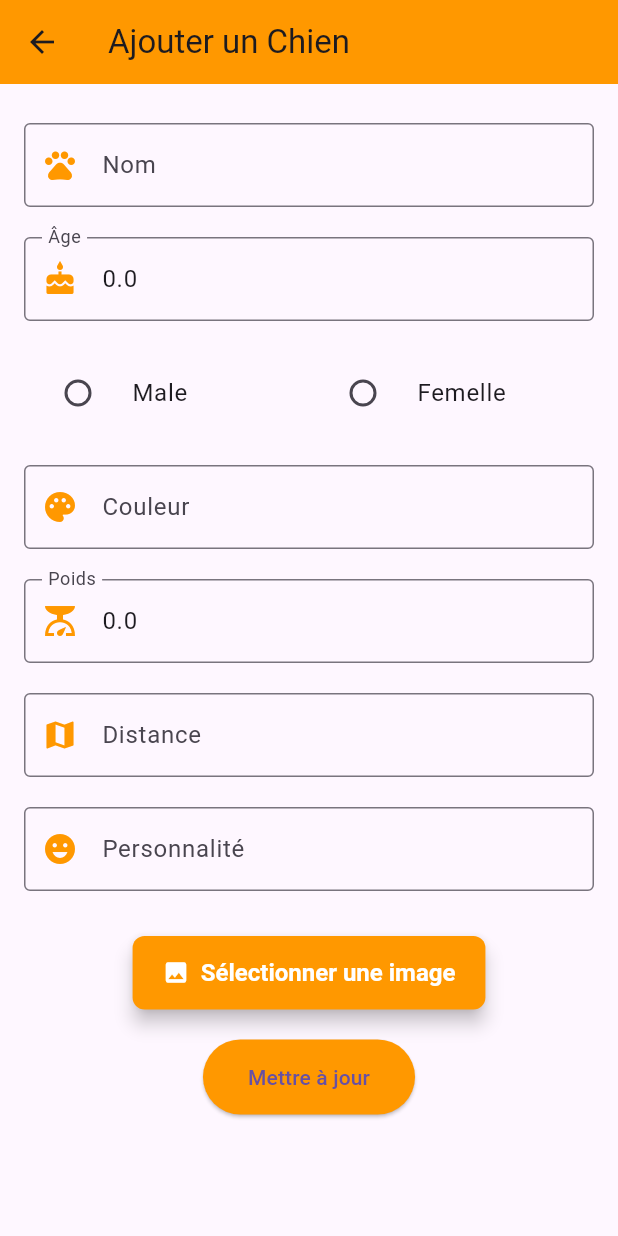
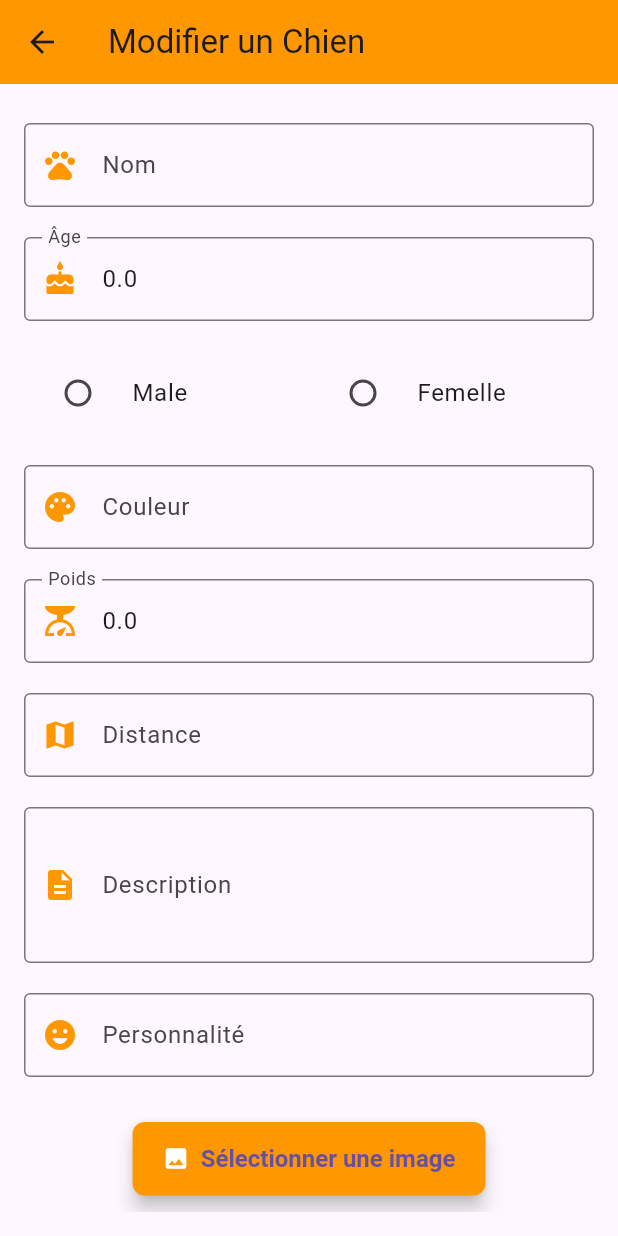
Before and after one commit to SoltaniNebras/Adopet, a Flutter app: the EditDogScreen screen opened directly with empty values, on a phone screen of 412 x 824 dp. Run offline on Flutter 3.47's test engine with Material 3 defaults, Android fonts, the phone set to English and light mode, and no system bars; our stand-ins replace go_router, google_fonts, image_picker.

Commit message:
last version

```diff
--- a/lib/AddDogScreen.dart
+++ b/lib/AddDogScreen.dart
@@ -1,5 +1,4 @@
 import 'dart:io';
-import 'dart:typed_data';
 import 'package:adopet/api_service.dart';
 import 'package:flutter/foundation.dart';
 import 'package:flutter/material.dart';
@@ -7,6 +6,8 @@ import 'package:go_router/go_router.dart';
 import 'package:image_picker/image_picker.dart';
 
 class AddDogScreen extends StatefulWidget {
+  const AddDogScreen({super.key});
+
   @override
   _AddDogScreenState createState() => _AddDogScreenState();
 }
@@ -67,7 +68,7 @@ class _AddDogScreenState extends State<AddDogScreen> {
 
         await Future.delayed(Duration(seconds: 2));
 
-        context.go('/');
+        context.go('/list');
       } catch (error) {
         ScaffoldMessenger.of(context).showSnackBar(
           SnackBar(content: Text("Échec de l'ajout du chien : $error")),
--- a/lib/EditDogScreen.dart
+++ b/lib/EditDogScreen.dart
@@ -9,7 +9,7 @@ import 'package:flutter/foundation.dart';
 class EditDogScreen extends StatefulWidget {
   final Dog? dog;
 
-  EditDogScreen({required this.dog});
+  const EditDogScreen({super.key, required this.dog});
 
   @override
   _EditDogScreenState createState() => _EditDogScreenState();
@@ -21,69 +21,69 @@ class _EditDogScreenState extends State<EditDogScreen> {
   late TextEditingController _personalityController;
   late TextEditingController _distanceController;
   late TextEditingController _weightController;
+  late TextEditingController _descriptionController; // New controller for description
   late String _gender;
   late String _color;
-  late XFile? _imageFile;
+  XFile? _imageFile;
+  Uint8List? _imageBytes; // For Flutter Web
 
   @override
   void initState() {
     super.initState();
 
-    if (widget.dog != null) {
-      _nameController = TextEditingController(text: widget.dog!.name);
-      _ageController = TextEditingController(text: widget.dog!.age.toString());
-      _personalityController = TextEditingController(text: widget.dog!.personality);
-      _distanceController = TextEditingController(text: widget.dog!.distance);
-      _weightController = TextEditingController(text: widget.dog!.weight.toString());
-      _gender = widget.dog!.gender;
-      _color = widget.dog!.color;
-    } else {
-      _nameController = TextEditingController();
-      _ageController = TextEditingController();
-      _personalityController = TextEditingController();
-      _distanceController = TextEditingController();
-      _weightController = TextEditingController();
-      _gender = 'Male';
-      _color = '';
-    }
-    _imageFile = null;
+    // Initialize controllers and default values
+    _nameController = TextEditingController(text: widget.dog?.name ?? '');
+    _ageController = TextEditingController(text: widget.dog?.age.toString() ?? '');
+    _personalityController = TextEditingController(text: widget.dog?.personality ?? '');
+    _distanceController = TextEditingController(text: widget.dog?.distance ?? '');
+    _weightController = TextEditingController(text: widget.dog?.weight.toString() ?? '');
+    _descriptionController = TextEditingController(text: widget.dog?.description ?? ''); // Initialize for description
+    _gender = widget.dog?.gender ?? 'Male';
+    _color = widget.dog?.color ?? '';
   }
 
   @override
   void dispose() {
+    // Release resources
     _nameController.dispose();
     _ageController.dispose();
     _personalityController.dispose();
     _distanceController.dispose();
     _weightController.dispose();
+    _descriptionController.dispose(); // Release description controller
     super.dispose();
   }
 
   Future<void> _pickImage() async {
-    final ImagePicker _picker = ImagePicker();
-    final XFile? pickedFile = await _picker.pickImage(source: ImageSource.gallery);
+    final ImagePicker picker = ImagePicker();
+    final XFile? pickedFile = await picker.pickImage(source: ImageSource.gallery);
 
     if (pickedFile != null) {
-      setState(() {
+      if (kIsWeb) {
+        _imageBytes = await pickedFile.readAsBytes();
+      } else {
         _imageFile = pickedFile;
-      });
+      }
+      setState(() {});
     }
   }
 
   Future<void> _updateDog() async {
+    // Check if all fields are filled
     if (_nameController.text.isEmpty ||
         _ageController.text.isEmpty ||
         _weightController.text.isEmpty ||
-        _color.isEmpty) {
-      ScaffoldMessenger.of(context).showSnackBar(SnackBar(content: Text('Veuillez remplir tous les champs')));
+        _color.isEmpty ||
+        _descriptionController.text.isEmpty) {  // Check for description
+      _showSnackbar('Veuillez remplir tous les champs');
       return;
     }
 
-    double? age = double.tryParse(_ageController.text);
-    double? weight = double.tryParse(_weightController.text);
+    final double? age = double.tryParse(_ageController.text);
+    final double? weight = double.tryParse(_weightController.text);
 
     if (age == null || weight == null) {
-      ScaffoldMessenger.of(context).showSnackBar(SnackBar(content: Text('L\'âge et le poids doivent être des nombres valides')));
+      _showSnackbar('L\'âge et le poids doivent être des nombres valides');
       return;
     }
 
@@ -96,29 +96,29 @@ class _EditDogScreenState extends State<EditDogScreen> {
       weight: weight,
       distance: _distanceController.text,
       imagePath: _imageFile?.path ?? widget.dog?.imagePath ?? '',
-      description: widget.dog?.description ?? '',
+      description: _descriptionController.text,
       personality: _personalityController.text,
     );
 
     try {
-      await ApiService.updateDog(updatedDog, _imageFile);
-      ScaffoldMessenger.of(context).showSnackBar(
-        SnackBar(content: Text("Chien mis à jour")),
-      );
+      await ApiService.updateDog(updatedDog, _imageFile, _imageBytes);
+      _showSnackbar('Chien mis à jour avec succès');
+      await Future.delayed(Duration(seconds: 2));
+      context.go('/list');
+    } catch (e) {
+      _showSnackbar('Erreur lors de la mise à jour');
+    }
+  }
 
-      await Future.delayed(Duration(seconds: 2));
-
-      context.go('/');
-    } catch (e) {
-      ScaffoldMessenger.of(context).showSnackBar(SnackBar(content: Text('Erreur lors de la mise à jour')));
-    }
+  void _showSnackbar(String message) {
+    ScaffoldMessenger.of(context).showSnackBar(SnackBar(content: Text(message)));
   }
 
   @override
   Widget build(BuildContext context) {
     return Scaffold(
       appBar: AppBar(
-        title: Text("Ajouter un Chien"),
+        title: Text("Modifier un Chien"),
         backgroundColor: Colors.orange,
       ),
       body: Padding(
@@ -126,77 +126,31 @@ class _EditDogScreenState extends State<EditDogScreen> {
         child: SingleChildScrollView(
           child: Column(
             children: [
-              _buildTextField(
-                controller: _nameController,
-                label: 'Nom',
-                icon: Icons.pets,
-              ),
-              _buildTextField(
-                controller: _ageController,
-                label: 'Âge',
-                icon: Icons.cake,
-                keyboardType: TextInputType.number,
-              ),
+              _buildTextField(controller: _nameController, label: 'Nom', icon: Icons.pets),
+              _buildTextField(controller: _ageController, label: 'Âge', icon: Icons.cake, keyboardType: TextInputType.number),
               _buildGenderSelection(),
               _buildTextField(
                 controller: TextEditingController(text: _color),
                 label: 'Couleur',
                 icon: Icons.palette,
-                onChanged: (value) => setState(() {
-                  _color = value;
-                }),
+                onChanged: (value) => setState(() => _color = value),
               ),
-              _buildTextField(
-                controller: _weightController,
-                label: 'Poids',
-                icon: Icons.scale,
-                keyboardType: TextInputType.number,
-              ),
-              _buildTextField(
-                controller: _distanceController,
-                label: 'Distance',
-                icon: Icons.map,
-              ),
-              _buildTextField(
-                controller: _personalityController,
-                label: 'Personnalité',
-                icon: Icons.emoji_emotions,
-              ),
+              _buildTextField(controller: _weightController, label: 'Poids', icon: Icons.scale, keyboardType: TextInputType.number),
+              _buildTextField(controller: _distanceController, label: 'Distance', icon: Icons.map),
+              _buildTextField(controller: _descriptionController, label: 'Description', icon: Icons.description, maxLines: 3),
+              _buildTextField(controller: _personalityController, label: 'Personnalité', icon: Icons.emoji_emotions),
               SizedBox(height: 20),
-             ElevatedButton.icon(
-  onPressed: _pickImage,
-  icon: Icon(Icons.image, color: Colors.white),
-  label: Text('Sélectionner une image'),
-  style: ElevatedButton.styleFrom(
-    backgroundColor: Colors.orange,
-    foregroundColor: Colors.white,
-    padding: EdgeInsets.symmetric(horizontal: 20, vertical: 15),
-    textStyle: TextStyle(fontSize: 16, fontWeight: FontWeight.bold),
-    shape: RoundedRectangleBorder(
-      borderRadius: BorderRadius.circular(8), // Coins arrondis
-    ),
-    elevation: 5, // Ombre pour un effet en relief
-  ),
-),
-
-              if (_imageFile != null || (widget.dog?.imagePath.isNotEmpty ?? false))
-                SizedBox(
-                  height: 100,
-                  child: _imageFile != null
-                      ? Image.file(File(_imageFile!.path), fit: BoxFit.cover)
-                      : Image.network(
-                          "http://localhost:5000${widget.dog?.imagePath}",
-                          fit: BoxFit.cover,
-                        ),
-                ),
+              _buildImageButton(),
+              SizedBox(height: 10),
+              _buildImagePreview(),
               SizedBox(height: 20),
               ElevatedButton(
                 onPressed: _updateDog,
-                child: Text('Mettre à jour'),
                 style: ElevatedButton.styleFrom(
                   backgroundColor: Colors.orange,
                   padding: EdgeInsets.symmetric(horizontal: 30, vertical: 15),
                 ),
+                child: Text('Mettre à jour'),
               ),
             ],
           ),
@@ -211,6 +165,7 @@ class _EditDogScreenState extends State<EditDogScreen> {
     required IconData icon,
     TextInputType keyboardType = TextInputType.text,
     Function(String)? onChanged,
+    int maxLines = 1,  // Added maxLines parameter for flexible multi-line input
   }) {
     return Padding(
       padding: const EdgeInsets.symmetric(vertical: 10),
@@ -218,6 +173,7 @@ class _EditDogScreenState extends State<EditDogScreen> {
         controller: controller,
         keyboardType: keyboardType,
         onChanged: onChanged,
+        maxLines: maxLines,
         decoration: InputDecoration(
           labelText: label,
           prefixIcon: Icon(icon, color: Colors.orange),
@@ -237,9 +193,7 @@ class _EditDogScreenState extends State<EditDogScreen> {
               title: Text("Male"),
               value: "Male",
               groupValue: _gender,
-              onChanged: (value) => setState(() {
-                _gender = value!;
-              }),
+              onChanged: (value) => setState(() => _gender = value!),
             ),
           ),
           Expanded(
@@ -247,13 +201,38 @@ class _EditDogScreenState extends State<EditDogScreen> {
               title: Text("Femelle"),
               value: "Female",
               groupValue: _gender,
-              onChanged: (value) => setState(() {
-                _gender = value!;
-              }),
+              onChanged: (value) => setState(() => _gender = value!),
             ),
           ),
         ],
       ),
     );
   }
+
+  Widget _buildImageButton() {
+    return ElevatedButton.icon(
+      onPressed: _pickImage,
+      icon: Icon(Icons.image, color: Colors.white),
+      label: Text('Sélectionner une image'),
+      style: ElevatedButton.styleFrom(
+        backgroundColor: Colors.orange,
+        padding: EdgeInsets.symmetric(horizontal: 20, vertical: 15),
+        textStyle: TextStyle(fontSize: 16, fontWeight: FontWeight.bold),
+        shape: RoundedRectangleBorder(borderRadius: BorderRadius.circular(8)),
+        elevation: 5,
+      ),
+    );
+  }
+
+  Widget _buildImagePreview() {
+    if (_imageBytes != null) {
+      return Image.memory(_imageBytes!, fit: BoxFit.cover);
+    } else if (_imageFile != null) {
+      return Image.file(File(_imageFile!.path), fit: BoxFit.cover);
+    } else if (widget.dog?.imagePath.isNotEmpty ?? false) {
+      return Image.network("http://localhost:5000${widget.dog!.imagePath}", fit: BoxFit.cover);
+    } else {
+      return Icon(Icons.add_photo_alternate, size: 50, color: Colors.grey);
+    }
+  }
 }
--- a/lib/models/Dog.dart
+++ b/lib/models/Dog.dart
@@ -1,4 +1,3 @@
-import 'Owner.dart';
 
 class Dog {
   final String id;
--- a/lib/pet_details.dart
+++ b/lib/pet_details.dart
@@ -4,7 +4,7 @@ import 'models/Dog.dart';
 class PetDetailsScreen extends StatelessWidget {
   final Dog dog;
 
-  const PetDetailsScreen({Key? key, required this.dog}) : super(key: key);
+  const PetDetailsScreen({super.key, required this.dog});
 
   @override
   Widget build(BuildContext context) {
```
Also changed, not shown: lib/DogListScreen.dart (added, +205 -0 lines), lib/api_service.dart (+16 -24 lines), lib/main.dart (+92 -180 lines), pubspec.yaml (+5 -4 lines), assets/adopt.png (added), assets/login.jpg (added), assets/signup.jpg (added), pubspec.lock, 1 other file.
